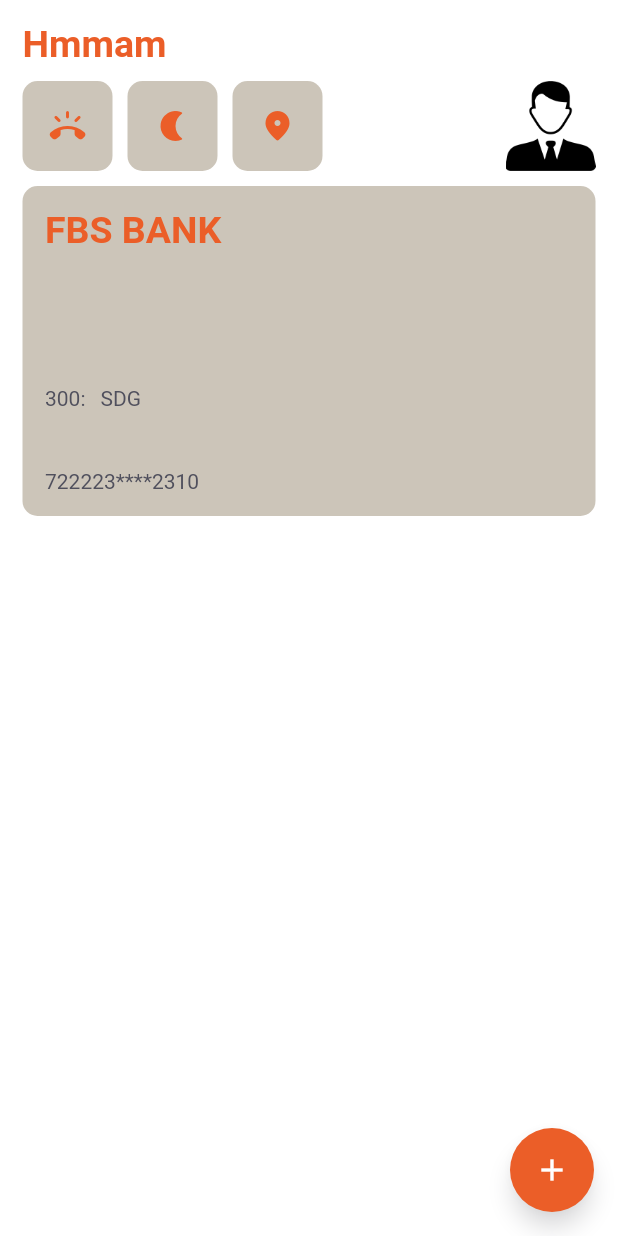
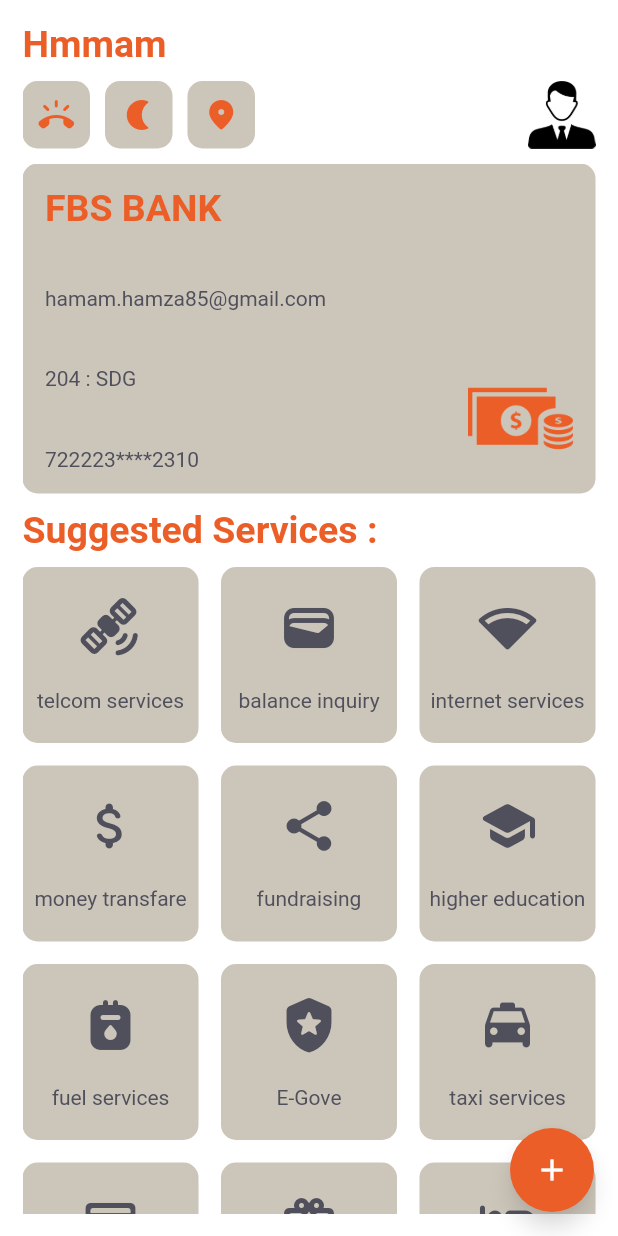
Before and after one commit to malouda0000/fbs_mobile_app, a Flutter app: the screen it shows after launch, on a phone screen of 412 x 824 dp. Run offline on Flutter 3.47's test engine with Material 2 defaults, Android fonts, the phone set to English and light mode, and no system bars; our stand-ins replace get; Roboto replaces fonts that are missing (Cairo).

Commit message:
i have added much much featchers to home screen

```diff
--- a/lib/core/constants/constants.dart
+++ b/lib/core/constants/constants.dart
@@ -9,7 +9,7 @@
 const double theDefaultElevation = 3.0;
 const double theSmallPadding = 10.0;
 
-const SizedBox emptySpace = const SizedBox(
+const SizedBox emptySpace = SizedBox(
   height: 10,
   width: 10,
 );
--- /dev/null
+++ b/lib/models/data source/bank_services.dart
@@ -0,0 +1,59 @@
+import 'package:fbs_mobile_app/models/modles/bank_services.dart';
+import 'package:flutter/material.dart';
+
+final List<BankServices> theBankingservices = [
+  BankServices(
+    title: 'telcom services',
+    theIcon: Icons.satellite_alt_rounded,
+  ),
+  BankServices(
+    title: 'balance inquiry',
+    theIcon: Icons.wallet_rounded,
+  ),
+  BankServices(
+    title: 'internet services',
+    theIcon: Icons.network_wifi_rounded,
+  ),
+  BankServices(
+    title: 'money transfare',
+    theIcon: Icons.attach_money_rounded,
+  ),
+  BankServices(
+    title: 'fundraising',
+    theIcon: Icons.share_rounded,
+  ),
+
+  ////////////////////
+  ///
+  ///
+  ///
+  BankServices(
+    title: 'higher education',
+    theIcon: Icons.school_rounded,
+  ),
+  BankServices(
+    title: 'fuel services',
+    theIcon: Icons.gas_meter_rounded,
+  ),
+  BankServices(
+    title: 'E-Gove',
+    theIcon: Icons.local_police_rounded,
+  ),
+
+  BankServices(
+    title: 'taxi services',
+    theIcon: Icons.local_taxi_rounded,
+  ),
+  BankServices(
+    title: 'payees',
+    theIcon: Icons.payment_rounded,
+  ),
+  BankServices(
+    title: 'donations',
+    theIcon: Icons.card_giftcard_rounded,
+  ),
+  BankServices(
+    title: 'haboob',
+    theIcon: Icons.local_hotel_rounded,
+  ),
+];
--- /dev/null
+++ b/lib/models/modles/bank_services.dart
@@ -0,0 +1,8 @@
+import 'package:flutter/cupertino.dart';
+
+class BankServices {
+  final String title;
+  final IconData theIcon;
+
+  BankServices({required this.title, required this.theIcon});
+}
--- /dev/null
+++ b/lib/models/modles/user_cards.dart
@@ -0,0 +1,25 @@
+class CardOne {
+  static const String bankName = 'fbs bank';
+  static const String cashNo = '204';
+  static const String userCardNo = '722223****2310';
+
+  static const String userEmail = 'hamam.hamza85@gmail.com';
+}
+
+class CardTwo {
+  static const String bankName = 'khartoum bank';
+  static const String cashNo = '384';
+
+  static const String userCardNo = '722223****2310';
+
+  static const String userEmail = 'hamam.hamza85@gmail.com';
+}
+
+class CardThree {
+  static const String bankName = 'faisel bank';
+  static const String cashNo = '5865';
+
+  static const String userCardNo = '722223****2310';
+
+  static const String userEmail = 'hamam.hamza85@gmail.com';
+}
--- a/lib/view/screens/home screen/home_screen.dart
+++ b/lib/view/screens/home screen/home_screen.dart
@@ -1,7 +1,10 @@
 import 'package:fbs_mobile_app/core/constants/app_color.dart';
 import 'package:fbs_mobile_app/core/constants/app_images.dart';
 import 'package:fbs_mobile_app/core/constants/constants.dart';
+import 'package:fbs_mobile_app/models/data%20source/bank_services.dart';
+import 'package:fbs_mobile_app/models/modles/user_cards.dart';
 import 'package:fbs_mobile_app/view/screens/home%20screen/widgets/bank_card.dart';
+import 'package:fbs_mobile_app/view/screens/home%20screen/widgets/services_card.dart';
 import 'package:fbs_mobile_app/view/widgets/shared/big_title_builder.dart';
 import 'package:fbs_mobile_app/view/widgets/shared/rectangle_icon.dart';
 import 'package:flutter/material.dart';
@@ -64,8 +67,8 @@
                 emptySpace,
                 const Spacer(),
                 Container(
-                  width: 60,
-                  height: 60,
+                  width: 45,
+                  height: 45,
                   decoration: const BoxDecoration(
                       image: DecorationImage(
                           image: AssetImage(
@@ -77,8 +80,62 @@
             emptySpace,
 
             Column(
-              children: const [
-                BankCard(),
+              crossAxisAlignment: CrossAxisAlignment.start,
+              children: [
+                SingleChildScrollView(
+                  scrollDirection: Axis.horizontal,
+                  child: Row(
+                    children: const [
+                      BankCard(
+                        // first card
+                        bankName: CardOne.bankName,
+                        userEmail: CardOne.userEmail,
+                        cashNo: CardOne.cashNo,
+                        cardNo: CardOne.userCardNo,
+                      ),
+                      emptySpace,
+                      BankCard(
+                        // second card
+                        bankName: CardTwo.bankName,
+                        userEmail: CardTwo.userEmail,
+                        cashNo: CardTwo.cashNo,
+                        cardNo: CardTwo.userCardNo,
+                      ),
+                      emptySpace,
+                      BankCard(
+                        // third card
+                        bankName: CardThree.bankName,
+                        userEmail: CardThree.userEmail,
+                        cashNo: CardThree.cashNo,
+                        cardNo: CardThree.userCardNo,
+                      ),
+                    ],
+                  ),
+                ),
+                emptySpace,
+                BigTitleBuilder(
+                  theTitle: 'Suggested Services :',
+                  textColor: AppColor.kPrimaryColor,
+                ),
+                emptySpace,
+                GridView.builder(
+                    physics: NeverScrollableScrollPhysics(),
+                    shrinkWrap: true,
+                    itemCount: theBankingservices.length,
+                    gridDelegate:
+                        const SliverGridDelegateWithFixedCrossAxisCount(
+                      // crossAxisCount: 3,
+
+                      crossAxisCount: 3,
+                      // childAspectRatio: .7,
+                      crossAxisSpacing: theDefaultPadding,
+                      mainAxisSpacing: theDefaultPadding,
+                    ),
+                    itemBuilder: (context, index) {
+                      return ServicesCard(
+                        index: index,
+                      );
+                    }),
               ],
             )
           ],
@@ -87,12 +144,3 @@
     );
   }
 }
-
-// class CustomCard extends StatelessWidget {
-//   const CustomCard({super.key});
-
-//   @override
-//   Widget build(BuildContext context) {
-//     return Container();
-//   }
-// }
--- a/lib/view/screens/home screen/widgets/bank_card.dart
+++ b/lib/view/screens/home screen/widgets/bank_card.dart
@@ -1,19 +1,23 @@
 import 'package:fbs_mobile_app/core/constants/app_color.dart';
+import 'package:fbs_mobile_app/core/constants/app_images.dart';
 import 'package:fbs_mobile_app/core/constants/constants.dart';
 import 'package:fbs_mobile_app/view/widgets/shared/big_title_builder.dart';
 import 'package:flutter/material.dart';
 import 'package:get/get.dart';
 
 class BankCard extends StatelessWidget {
-  const BankCard({super.key});
+  final String bankName, userEmail, cashNo, cardNo;
+  const BankCard(
+      {super.key,
+      required this.bankName,
+      required this.userEmail,
+      required this.cashNo,
+      required this.cardNo});
 
   @override
   Widget build(BuildContext context) {
-    return SingleChildScrollView(
-      scrollDirection: Axis.horizontal,
-      child: Row(
-        children: [
-          Container(
+    return Container(
+      // the bank card
       padding: const EdgeInsets.all(
         theDefaultPadding,
       ),
@@ -24,8 +28,11 @@
         color: AppColor.kColorThree,
         borderRadius: BorderRadius.circular(
           theSmallPadding,
-                )),
-            child: Expanded(
+        ),
+      ),
+      child: Row(
+        children: [
+          Expanded(
             child: Column(
               mainAxisAlignment: MainAxisAlignment.spaceBetween,
               crossAxisAlignment: CrossAxisAlignment.start,
@@ -36,27 +43,42 @@
                 //   ),
                 // ),
                 BigTitleBuilder(
-                  theTitle: 'fbs bank'.toUpperCase(),
+                  theTitle: bankName.toUpperCase(),
                   textColor: AppColor.kPrimaryColor,
                 ),
-                emptySpace,
+                // emptySpace,
+                Text(
+                  userEmail,
+                ),
 
                 Row(
                   children: [
                     Text(
-                      '300' + ':',
+                      '$cashNo : ',
                     ),
-                    emptySpace,
+                    // emptySpace,
                     Text(
                       'sdg'.toUpperCase(),
                     ),
                   ],
                 ),
                 Text(
-                  AppConstants.userCardNo,
+                  // AppConstants.userCardNo,
+                  cardNo,
                 )
               ],
-            )),
+            ),
+          ),
+          Column(
+            mainAxisAlignment: MainAxisAlignment.end,
+            children: [
+              Image.asset(
+                AppImages.moneyIcon,
+                color: AppColor.kPrimaryColor,
+                width: 70,
+                // alignment: Alignment.bottom,
+              ),
+            ],
           ),
         ],
       ),
--- /dev/null
+++ b/lib/view/screens/home screen/widgets/services_card.dart
@@ -0,0 +1,56 @@
+import 'package:fbs_mobile_app/core/constants/app_color.dart';
+import 'package:fbs_mobile_app/core/constants/constants.dart';
+import 'package:fbs_mobile_app/models/data%20source/bank_services.dart';
+import 'package:flutter/material.dart';
+
+class ServicesCard extends StatelessWidget {
+  final int index;
+  const ServicesCard({
+    Key? key,
+    required this.index,
+  }) : super(key: key);
+
+  @override
+  Widget build(BuildContext context) {
+    return Container(
+      // width: Get.width - (theDefaultPadding * 2 ),
+
+      // width: 80,
+      // height: 80,
+      // color: AppColor.kPrimaryColor.withOpacity(
+      //   .2,
+      // ),
+      decoration: BoxDecoration(
+          color: AppColor.kColorThree,
+          borderRadius: BorderRadius.circular(
+            theSmallPadding,
+          )),
+
+      child: Column(
+        mainAxisAlignment: MainAxisAlignment.spaceEvenly,
+        crossAxisAlignment: CrossAxisAlignment.center,
+        children: [
+          Icon(
+            theBankingservices[index].theIcon,
+            size: 40,
+          ),
+          // emptySpace,
+          // emptySpace,
+          Text(
+            theBankingservices[index].title,
+            textAlign: TextAlign.center,
+          ),
+        ],
+      ),
+    );
+  }
+}
+
+// class CustomCard extends StatelessWidget {
+//   const CustomCard({super.key});
+
+//   @override
+//   Widget build(BuildContext context) {
+//     return Container();
+//   }
+// }
--- a/lib/view/widgets/shared/rectangle_icon.dart
+++ b/lib/view/widgets/shared/rectangle_icon.dart
@@ -16,11 +16,12 @@
     return GestureDetector(
       onTap: onTap,
       child: Container(
-        width: 60,
-        height: 60,
-        padding: EdgeInsets.all(
-          theDefaultPadding,
-        ),
+        alignment: Alignment.center,
+        width: 45,
+        height: 45,
+        // padding: EdgeInsets.all(
+        //   theDefaultPadding,
+        // ),
         decoration: BoxDecoration(
           color: AppColor.kColorThree,
           borderRadius: BorderRadius.circular(theSmallPadding),
--- a/lib/view/widgets/shared/the_input_feild.dart
+++ b/lib/view/widgets/shared/the_input_feild.dart
@@ -39,7 +39,7 @@
           border: InputBorder.none,
           icon: Padding(
             padding: const EdgeInsets.symmetric(
-              horizontal: 10,
+              horizontal: 18,
             ),
             child: Icon(
               color: AppColor.kPrimaryColor,
```
Lines whose indentation alone changed are shown as unchanged.
